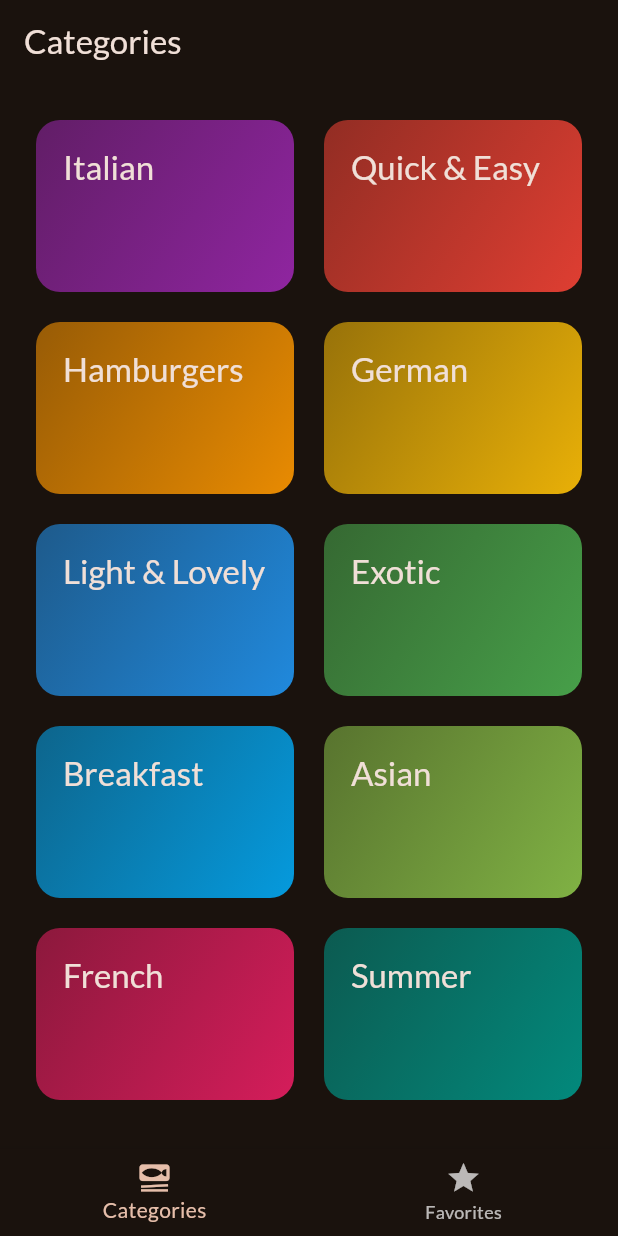
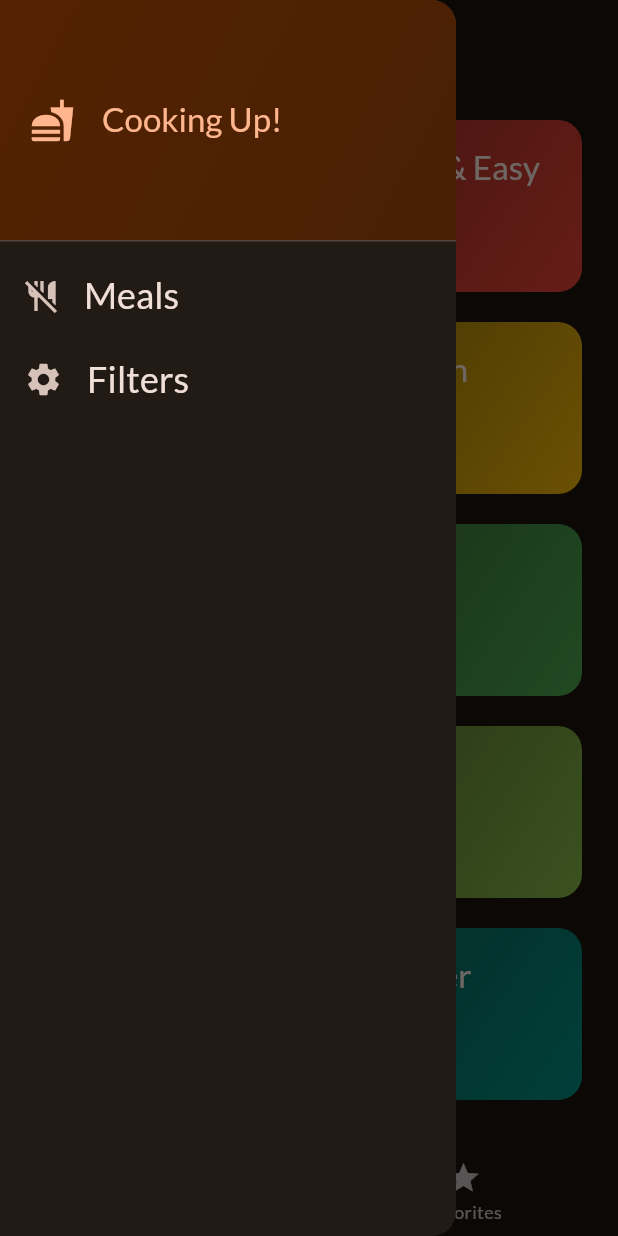
Before and after one commit to yusuffcx/mealsApp-flutter, a Flutter app: the screen it shows after launch, with the side drawer open (before the commit the screen has no drawer), on a phone screen of 412 x 824 dp. Run offline on Flutter 3.47's test engine with Material 3 defaults, Android fonts, the phone set to English and light mode, and no system bars; our stand-ins replace google_fonts, transparent_image.

Commit message:
added sideDrawer

```diff
--- a/lib/main.dart
+++ b/lib/main.dart
@@ -1,6 +1,5 @@
 import 'package:flutter/material.dart';
 import 'package:google_fonts/google_fonts.dart';
-//import 'package:meals/screens/categories.dart';
 import 'package:meals/screens/tabs.dart';
 
 final theme = ThemeData(
--- a/lib/screens/tabs.dart
+++ b/lib/screens/tabs.dart
@@ -2,6 +2,7 @@ import 'package:flutter/material.dart';
 import 'package:meals/models/meal.dart';
 import 'package:meals/screens/categories.dart';
 import 'package:meals/screens/meals.dart';
+import 'package:meals/widgets/main_drawer.dart';
 
 class TabsScreen extends StatefulWidget {
   const TabsScreen({super.key});
@@ -53,6 +54,7 @@ class _TabsScreenState extends State<TabsScreen> {
     }
 
     return Scaffold(
+      drawer: const MainDrawer(),
       body: activePage,
       appBar: AppBar(
         title: Text(title),
--- /dev/null
+++ b/lib/widgets/main_drawer.dart
@@ -0,0 +1,52 @@
+import 'package:flutter/material.dart';
+
+class MainDrawer extends StatelessWidget {
+  const MainDrawer({super.key});
+
+  @override
+  Widget build(BuildContext context) {
+    return Drawer(
+      child: Column(
+        children: [
+          DrawerHeader(
+            padding: const EdgeInsets.all(20),
+            decoration: BoxDecoration(
+                gradient: LinearGradient(colors: [
+              Theme.of(context).colorScheme.onPrimary,
+              Theme.of(context).colorScheme.onPrimary.withOpacity(0.8)
+            ], begin: Alignment.topLeft, end: Alignment.bottomRight)),
+            child: Row(
+              children: [
+                Icon(Icons.fastfood,
+                    size: 30, color: Theme.of(context).colorScheme.primary),
+                const SizedBox(width: 18),
+                Text('Cooking Up!',
+                    style: Theme.of(context)
+                        .textTheme
+                        .titleLarge!
+                        .copyWith(color: Theme.of(context).colorScheme.primary))
+              ],
+            ),
+          ),
+          ListTile(
+            leading: const Icon(Icons.no_meals_sharp),
+            title: Text('Meals',
+                style: Theme.of(context).textTheme.headlineSmall!.copyWith(
+                    color: Theme.of(context).colorScheme.onSurface,
+                    fontSize: 24)),
+            onTap: () {},
+          ),
+          ListTile(
+            leading: const Icon(Icons.settings, size: 26),
+            title: Text(
+              'Filters',
+              style: Theme.of(context).textTheme.titleSmall!.copyWith(
+                  color: Theme.of(context).colorScheme.onSurface, fontSize: 24),
+            ),
+            onTap: () {},
+          )
+        ],
+      ),
+    );
+  }
+}
```
